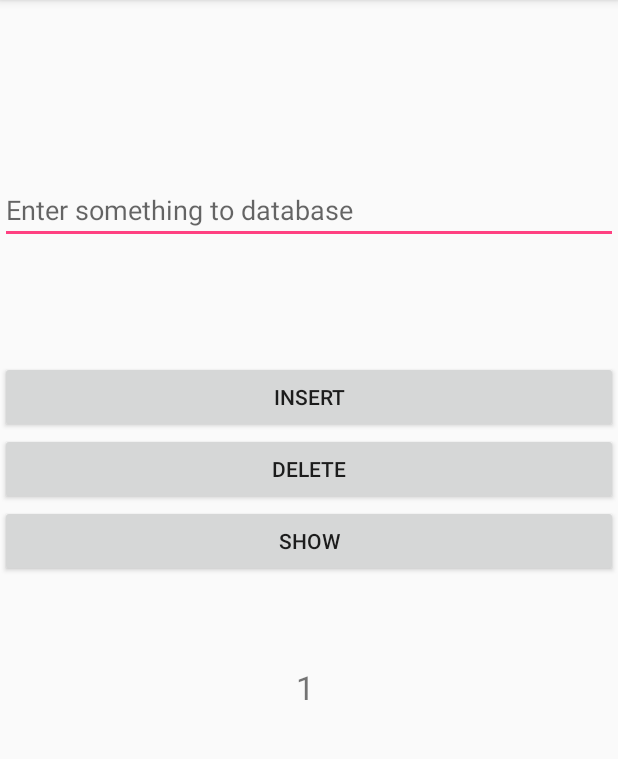
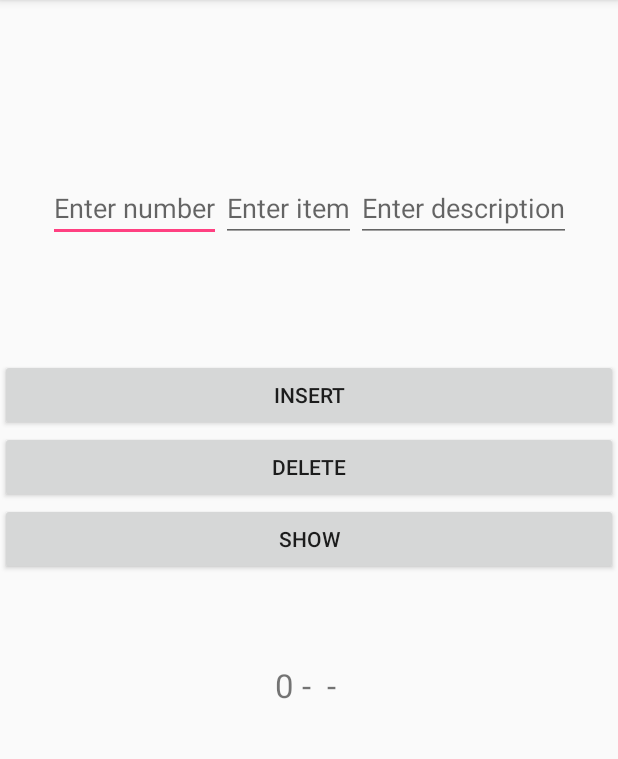
Before and after one commit to Rushabh179/Android-Learning, an Android app: the SqliteDatabaseExampleActivity screen opened directly, with no data from a screen before it, after a tap on "INSERT", on a phone screen of 412 x 824 dp, the part 84-843 px from its top. Run offline under Robolectric (Android 15) with nearby library versions, the phone set to English and light mode, and no system bars; our stand-ins replace sdp/ssp sizes.

Commit message:
Updated Sqlite Example

```diff
--- a/app/build.gradle
+++ b/app/build.gradle
@@ -63,4 +63,5 @@ dependencies {
     implementation 'com.intuit.sdp:sdp-android:1.0.5'
     implementation 'com.android.support:palette-v7:26.1.0'
     implementation 'com.squareup.picasso:picasso:2.5.2'
+    debugImplementation 'com.amitshekhar.android:debug-db:1.0.3'
 }
--- a/app/src/main/java/com/simform/rushabhmodi/androidlearning/examples/DesingSupportExampleActivity.java
+++ b/app/src/main/java/com/simform/rushabhmodi/androidlearning/examples/DesingSupportExampleActivity.java
@@ -16,7 +16,7 @@ import com.simform.rushabhmodi.androidlearning.pagetransformer.NormalPageTransfo
 import com.simform.rushabhmodi.androidlearning.pagetransformer.ZoomOutPageTransformer;
 import com.simform.rushabhmodi.androidlearning.R;
 import com.simform.rushabhmodi.androidlearning.adapter.SectionsPagerAdapter;
-import com.simform.rushabhmodi.androidlearning.behaviour.BottomNavigationViewBehavior;
+import com.simform.rushabhmodi.androidlearning.other.BottomNavigationViewBehavior;
 
 public class DesingSupportExampleActivity extends AppCompatActivity {
 
--- a/app/src/main/java/com/simform/rushabhmodi/androidlearning/examples/SqliteDatabaseExampleActivity.java
+++ b/app/src/main/java/com/simform/rushabhmodi/androidlearning/examples/SqliteDatabaseExampleActivity.java
@@ -12,7 +12,7 @@ import com.simform.rushabhmodi.androidlearning.other.SqlitePojo;
 
 public class SqliteDatabaseExampleActivity extends AppCompatActivity {
 
-    private EditText writeSqlite;
+    private EditText numberSqlite, itemSqlite, descriptionSqlite;
     private TextView readSqlite;
     private SqliteHelper sqliteHelper;
     private SqlitePojo sqlitePojo;
@@ -23,7 +23,9 @@ public class SqliteDatabaseExampleActivity extends AppCompatActivity {
         super.onCreate(savedInstanceState);
         setContentView(R.layout.activity_sqlite_database_example);
 
-        writeSqlite = findViewById(R.id.edittext_sqlite_write);
+        numberSqlite = findViewById(R.id.edittext_sqlite_number);
+        itemSqlite = findViewById(R.id.edittext_sqlite_item);
+        descriptionSqlite = findViewById(R.id.edittext_sqlite_description);
         readSqlite = findViewById(R.id.textview_sqlite_read);
         sqlitePojo = new SqlitePojo();
         sqliteHelper = new SqliteHelper(this, null);
@@ -32,13 +34,22 @@ public class SqliteDatabaseExampleActivity extends AppCompatActivity {
     public void onSqliteClick(View view) {
         switch (view.getId()) {
             case R.id.btn_sqlite_insert:
-                sqlitePojo.setItem(writeSqlite.getText().toString());
+                /*sqlitePojo = new SqlitePojo(Integer.parseInt(numberSqlite.getText().toString()),
+                        itemSqlite.getText().toString(),
+                        descriptionSqlite.getText().toString());*/
+                if (numberSqlite.getText().toString().isEmpty()) {
+                    sqlitePojo.setNumber(0);
+                } else {
+                    sqlitePojo.setNumber(Integer.parseInt(numberSqlite.getText().toString()));
+                }
+                sqlitePojo.setItem(itemSqlite.getText().toString());
+                sqlitePojo.setDescription(descriptionSqlite.getText().toString());
                 sqliteHelper.insertItem(sqlitePojo);
                 printDatabase();
                 break;
 
             case R.id.btn_sqlite_delete:
-                sqliteHelper.deleteItem(writeSqlite.getText().toString());
+                sqliteHelper.deleteItem(itemSqlite.getText().toString());
                 printDatabase();
                 break;
 
@@ -51,6 +62,8 @@ public class SqliteDatabaseExampleActivity extends AppCompatActivity {
     private void printDatabase() {
         dbString = sqliteHelper.dbToString();
         readSqlite.setText(dbString);
-        writeSqlite.setText("");
+        numberSqlite.setText("");
+        itemSqlite.setText("");
+        descriptionSqlite.setText("");
     }
 }
--- a/app/src/main/java/com/simform/rushabhmodi/androidlearning/behaviour/BottomNavigationViewBehavior.java
+++ b/app/src/main/java/com/simform/rushabhmodi/androidlearning/other/BottomNavigationViewBehavior.java
@@ -1,4 +1,4 @@
-package com.simform.rushabhmodi.androidlearning.behaviour;
+package com.simform.rushabhmodi.androidlearning.other;
 
 import android.support.annotation.NonNull;
 import android.support.design.widget.BottomNavigationView;
--- a/app/src/main/java/com/simform/rushabhmodi/androidlearning/other/SqliteHelper.java
+++ b/app/src/main/java/com/simform/rushabhmodi/androidlearning/other/SqliteHelper.java
@@ -13,11 +13,13 @@ import android.database.sqlite.SQLiteOpenHelper;
 
 public class SqliteHelper extends SQLiteOpenHelper {
 
+    public static final int DATABASE_VERSION  = 1;
     public static final String DATABASE_NAME = "sqlitedatabase.db";
-    public static final int DATABASE_VERSION  = 1;
+    public static final String TABLE_NAME = "sqlitetable";
     public static final String COLUMN_ID = "id";
-    public static final String TABLE_NAME = "sqlitetable";
+    public static final String COLUMN_NUMBER = "number";
     public static final String COLUMN_ITEM = "item";
+    public static final String COLUMN_DESCRIPTION = "description";
 
     public SqliteHelper(Context context, SQLiteDatabase.CursorFactory factory) {
         super(context, DATABASE_NAME, factory, DATABASE_VERSION);
@@ -27,7 +29,9 @@ public class SqliteHelper extends SQLiteOpenHelper {
     public void onCreate(SQLiteDatabase sqLiteDatabase) {
         String query = " CREATE TABLE " + TABLE_NAME + "(" +
                 COLUMN_ID + " INTEGER PRIMARY KEY AUTOINCREMENT, " +
-                COLUMN_ITEM + " TEXT " +
+                COLUMN_NUMBER + " INTEGER, " +
+                COLUMN_ITEM + " TEXT, " +
+                COLUMN_DESCRIPTION + " TEXT " +
                 ");";
         sqLiteDatabase.execSQL(query);
     }
@@ -40,7 +44,9 @@ public class SqliteHelper extends SQLiteOpenHelper {
 
     public void insertItem(SqlitePojo sqlitePojo) {
         ContentValues values = new ContentValues();
+        values.put(COLUMN_NUMBER, sqlitePojo.getNumber());
         values.put(COLUMN_ITEM, sqlitePojo.getItem());
+        values.put(COLUMN_DESCRIPTION, sqlitePojo.getDescription());
         SQLiteDatabase db = getWritableDatabase();
         db.insert(TABLE_NAME, null, values);
         db.close();
@@ -55,7 +61,7 @@ public class SqliteHelper extends SQLiteOpenHelper {
     public String dbToString() {
         StringBuilder dbString = new StringBuilder();
         SQLiteDatabase db = getWritableDatabase();
-        String query = "SELECT * FROM " + TABLE_NAME + " WHERE 1";
+        String query = "SELECT * FROM " + TABLE_NAME;// + " WHERE 1";
 
         //Cursor point to a location in result
         @SuppressLint("Recycle")
@@ -64,9 +70,11 @@ public class SqliteHelper extends SQLiteOpenHelper {
         c.moveToFirst();
 
         while (!c.isAfterLast()) {
-            if (c.getString(c.getColumnIndex(COLUMN_ITEM)) != null) {
-                dbString.append(c.getString(c.getColumnIndex(COLUMN_ID))).append(" ");
-                dbString.append(c.getString(c.getColumnIndex(COLUMN_ITEM)));
+            if (c.getString(c.getColumnIndex(COLUMN_DESCRIPTION)) != null) {
+                //dbString.append(c.getString(c.getColumnIndex(COLUMN_ID))).append(" ");
+                dbString.append(c.getString(c.getColumnIndex(COLUMN_NUMBER))).append(" - ");
+                dbString.append(c.getString(c.getColumnIndex(COLUMN_ITEM))).append(" - ");
+                dbString.append(c.getString(c.getColumnIndex(COLUMN_DESCRIPTION)));
                 dbString.append("\n");
             }
             c.moveToNext();
--- a/app/src/main/java/com/simform/rushabhmodi/androidlearning/other/SqlitePojo.java
+++ b/app/src/main/java/com/simform/rushabhmodi/androidlearning/other/SqlitePojo.java
@@ -7,29 +7,49 @@ package com.simform.rushabhmodi.androidlearning.other;
 public class SqlitePojo {
 
     private int id;
+    private int number;
     private String item;
+    private String description;
 
     public SqlitePojo() {
     }
 
-    public SqlitePojo(int id, String item) {
-        this.id = id;
+    public SqlitePojo(int number, String item, String description) {
+        this.number = number;
         this.item = item;
+        this.description = description;
     }
 
     public void setId(int id) {
         this.id = id;
     }
 
+    public void setNumber(int number) {
+        this.number = number;
+    }
+
     public void setItem(String item) {
         this.item = item;
     }
+
+    public void setDescription(String description) {
+        this.description = description;
+    }
+
 
     public int getId() {
         return id;
     }
 
+    public int getNumber() {
+        return number;
+    }
+
     public String getItem() {
         return item;
     }
+
+    public String getDescription() {
+        return description;
+    }
 }
--- a/app/src/main/res/layout/activity_sqlite_database_example.xml
+++ b/app/src/main/res/layout/activity_sqlite_database_example.xml
@@ -11,14 +11,34 @@
         android:layout_height="wrap_content">
 
         <EditText
-            android:id="@+id/edittext_sqlite_write"
-            android:layout_width="0dp"
+            android:id="@+id/edittext_sqlite_number"
+            android:layout_width="wrap_content"
             android:layout_height="wrap_content"
-            android:layout_marginTop="@dimen/_90sdp"
-            android:hint="@string/sqlite_edittext_hint"
+            android:hint="@string/sqlite_number_hint"
+            android:inputType="number"
+            app:layout_constraintBaseline_toBaselineOf="@+id/edittext_sqlite_item"
+            app:layout_constraintEnd_toStartOf="@+id/edittext_sqlite_item"
+            app:layout_constraintHorizontal_chainStyle="packed"
+            app:layout_constraintStart_toStartOf="parent" />
+
+        <EditText
+            android:id="@+id/edittext_sqlite_item"
+            android:layout_width="wrap_content"
+            android:layout_height="wrap_content"
+            android:layout_marginTop="116dp"
+            android:hint="@string/sqlite_item_hint"
+            app:layout_constraintEnd_toStartOf="@+id/edittext_sqlite_description"
+            app:layout_constraintStart_toEndOf="@+id/edittext_sqlite_number"
+            app:layout_constraintTop_toTopOf="parent" />
+
+        <EditText
+            android:id="@+id/edittext_sqlite_description"
+            android:layout_width="wrap_content"
+            android:layout_height="wrap_content"
+            android:hint="@string/sqlite_description_hint"
+            app:layout_constraintBaseline_toBaselineOf="@+id/edittext_sqlite_item"
             app:layout_constraintEnd_toEndOf="parent"
-            app:layout_constraintStart_toStartOf="parent"
-            app:layout_constraintTop_toTopOf="parent" />
+            app:layout_constraintStart_toEndOf="@+id/edittext_sqlite_item" />
 
         <Button
             android:id="@+id/btn_sqlite_insert"
@@ -30,7 +50,7 @@
             app:layout_constraintBottom_toTopOf="@+id/btn_sqlite_delete"
             app:layout_constraintEnd_toEndOf="parent"
             app:layout_constraintStart_toStartOf="parent"
-            app:layout_constraintTop_toBottomOf="@+id/edittext_sqlite_write" />
+            app:layout_constraintTop_toBottomOf="@+id/edittext_sqlite_item" />
 
         <Button
             android:id="@+id/btn_sqlite_delete"
--- a/app/src/main/res/values/strings.xml
+++ b/app/src/main/res/values/strings.xml
@@ -184,9 +184,11 @@
     <string name="external_storage_file_name">ExternalStorageFile.txt</string>
 
     <!-- SQLite Database Example -->
-    <string name="sqlite_edittext_hint">Enter something to database</string>
+    <string name="sqlite_number_hint">Enter number</string>
+    <string name="sqlite_item_hint">Enter item</string>
     <string name="sqlite_btn_insert">Insert</string>
     <string name="sqlite_btn_delete">Delete</string>
     <string name="sqlite_btn_show">Show</string>
+    <string name="sqlite_description_hint">Enter description</string>
 
 </resources>
```
